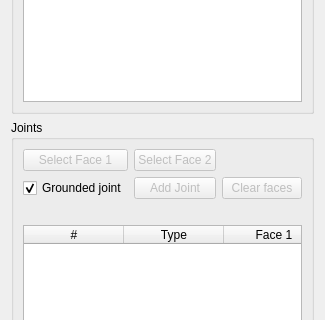
The window that Robot_tools/freecad/Robot_tools/resources/ui/taskpanel_rbt_creator.ui (onekk/RobotWB) describes before a commit, drawn with Qt 5; both pictures show x 0 to 325 and y 269 to 589 of the 325 by 768 pixel window.
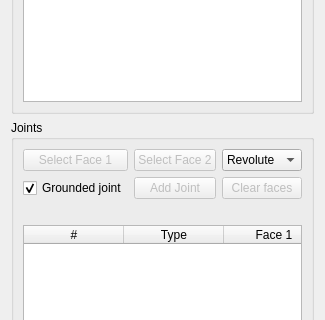
The same window after the commit.

Commit message: added prismatic joint

```diff
--- a/Robot_tools/freecad/Robot_tools/resources/ui/taskpanel_rbt_creator.ui
+++ b/Robot_tools/freecad/Robot_tools/resources/ui/taskpanel_rbt_creator.ui
@@ -104,6 +104,16 @@
         </property>
        </widget>
       </item>
+      <item row="0" column="2">
+       <widget class="QComboBox" name="jointTypeCombo">
+        <property name="toolTip">
+         <string>Type of joint to create from the two picked faces</string>
+        </property>
+        <item><property name="text"><string>Revolute</string></property></item>
+        <item><property name="text"><string>Slider</string></property></item>
+        <item><property name="text"><string>Fixed</string></property></item>
+       </widget>
+      </item>
       <item row="1" column="0">
        <widget class="QCheckBox" name="groundedJointCheck">
         <property name="text">
```
The commit also changes 18 other files.
